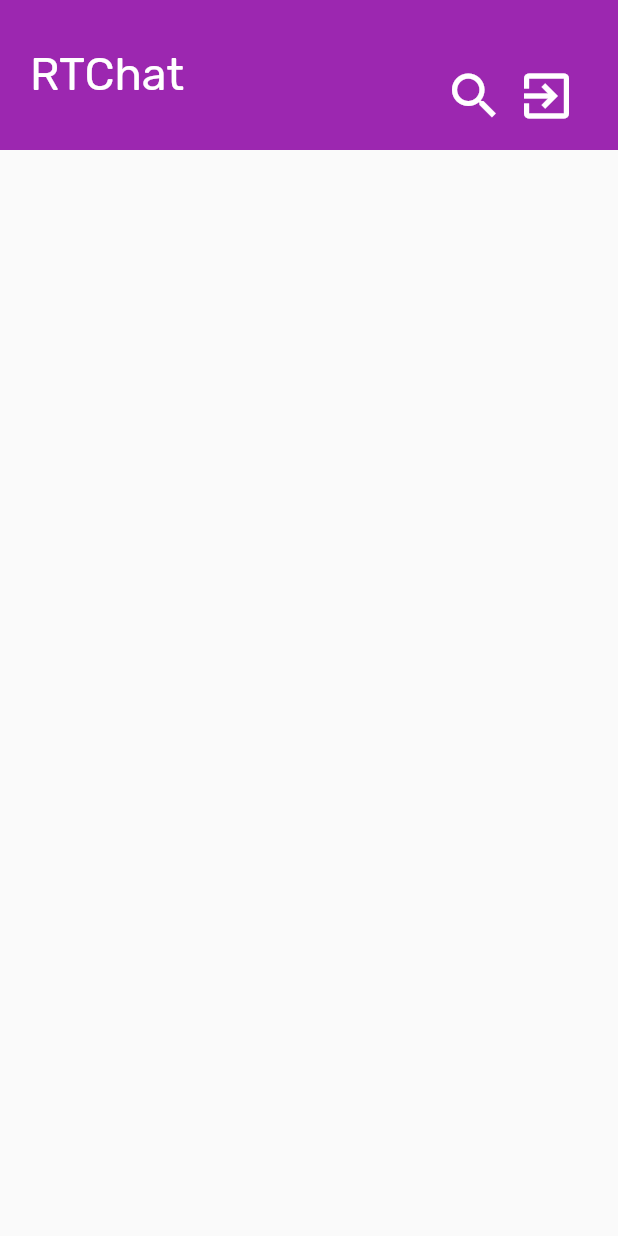
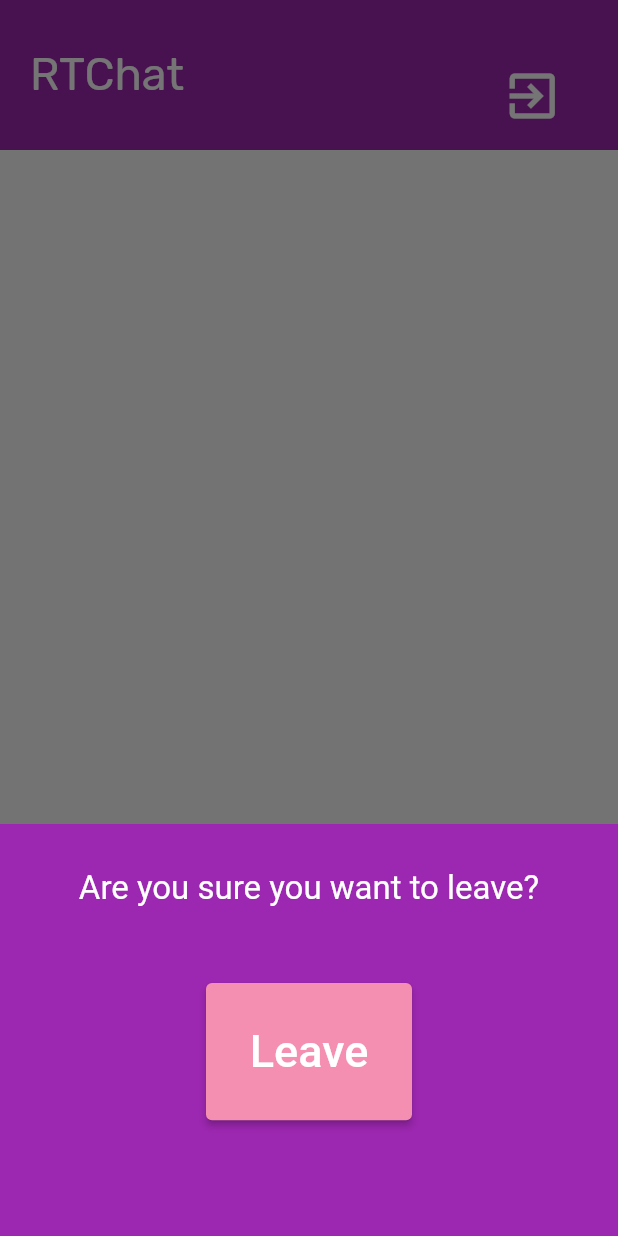
Before and after one commit to RuanEmanuell/rtchat, a Flutter app: the screen it shows once a user with an empty profile is signed in, after a tap on the "exit to app" icon, on a phone screen of 412 x 824 dp. Run offline on Flutter 3.47's test engine with Material 2 defaults, Android fonts, the phone set to English and light mode, and no system bars; our stand-ins replace cloud_firestore, firebase_auth, firebase_core, google_fonts; missing offline and left inert: cloud_firestore_web, firebase_core_web; accounts and stored records are empty.

Commit message:
chat screen complete

```diff
--- a/lib/main.dart
+++ b/lib/main.dart
@@ -7,7 +7,6 @@ import "screens/login.dart";
 import "screens/auth.dart";
 import "screens/forgot.dart";
 import "screens/chat.dart";
-
 
 Future<void> main() async {
   WidgetsFlutterBinding.ensureInitialized();
@@ -28,7 +27,6 @@ Future<void> main() async {
 
 
 }
-
 
 class MainScreen extends StatelessWidget{
   @override
--- a/lib/screens/chat.dart
+++ b/lib/screens/chat.dart
@@ -9,9 +9,19 @@ class ChatScreen extends StatefulWidget{
   @override
   _ChatScreen createState()=> _ChatScreen();
 
+
+
 }
 
 class _ChatScreen extends State<ChatScreen>{
+
+  final CollectionReference messages=FirebaseFirestore.instance.collection("messages");
+  final Stream<QuerySnapshot>_usersStream=FirebaseFirestore.instance.collection("messages").snapshots();
+
+  var message="a";
+
+ TextEditingController controller=TextEditingController();
+  TextEditingController controller2=TextEditingController();
 
  final user=FirebaseAuth.instance.currentUser!;
 
@@ -41,42 +51,121 @@ class _ChatScreen extends State<ChatScreen>{
               ),
               Expanded(
                 child: Container(
-                  margin:EdgeInsets.only(left: screenWidth/5, top:20),
-                  child: Row(
+                  margin:EdgeInsets.only(left: screenWidth/4.5, top:20),
+                  child: IconButton(
+                        onPressed:(){
+                          showModalBottomSheet(
+                            context:context,
+                            builder:(context){
+                              return Container(
+                                height:screenHeight/3,
+                                color:Colors.purple,
+                                child:Center(
+                                  child:Column(
                                     children: [
-                      IconButton(
-                        onPressed:(){
-
-                        },
-                        icon:Icon(Icons.search, size:40, color:Colors.white)
+                                      Container(
+                                        margin:EdgeInsets.all(30),
+                                        child: Text("Are you sure you want to leave?", style:TextStyle(
+                                          fontSize:22,
+                                          color:Colors.white
+                                        )),
                                       ),
-                      IconButton(
+                                      Container(
+                                        margin:EdgeInsets.only(top: 20),
+                                        width:screenWidth/3,
+                                        height:screenHeight/9,
+                                        child: ElevatedButton(
+                                          style:TextButton.styleFrom(
+                                            backgroundColor:Colors.pink.shade200
+                                          ),
                                           onPressed:(){
                                             FirebaseAuth.instance.signOut();
+                                            Navigator.pop(context);
+                                          },
+                                          child:Text("Leave", style:TextStyle(
+                                            fontSize:30
+                                          ))
+                                        ),
+                                      ),
+                                    ],
+                                  )
+                                )
+                              );
+                            }
+                          );
                         },
                         icon:Icon(Icons.exit_to_app, size:40, color:Colors.white)
+                      ),
+                      )
                     )
                     ],
                   ),
                 ),
-              )
+
+
+      ),
+      body: StreamBuilder<QuerySnapshot>(
+        stream:_usersStream,
+        builder:(context, snapshot) {
+          return ListView(
+            children:snapshot.data!.docs.map((DocumentSnapshot document){
+            Map<String, dynamic> data = document.data()! as Map<String, dynamic>;
+            return Container(
+              child:Column(
+                children:[
+                  Container(
+                    margin:EdgeInsets.all(20),
+                    width:screenWidth-20,
+                    height:90,
+                    decoration:BoxDecoration(
+                      color:Colors.pink.shade100,
+                      borderRadius:BorderRadius.circular(20)
+                    ),
+                    child: Container(
+                      margin:EdgeInsets.all(10),
+                      child: Column(
+                        crossAxisAlignment: CrossAxisAlignment.start,
+                        children: [
+                          Text(data["user"]),
+                          Text(data["message"], style:TextStyle(
+                            fontSize:20,
+                          )),
                         ],
                       )
                       )
                   ),
-      body: ListView(
-        children:[
-          Column(
-          crossAxisAlignment: CrossAxisAlignment.start,
+                ]
+              )
+            );
+            }
+            ).toList()
+          );
+        }
+      ),
+      bottomNavigationBar:Stack(
         children: [
-            for(var i=0; i<10; i++)
           Container(
           margin:EdgeInsets.all(20),
-              child: Text(user.email!, style:TextStyle(
-                fontSize:20
-              ))
+          child:TextField(
+            controller:controller,
+            decoration:InputDecoration(
+              border:OutlineInputBorder()
             )
-          ],
+          )
+        ),
+        Container(
+          margin:EdgeInsets.only(left: screenWidth/1.25, top:20),
+          child:IconButton(
+                            onPressed:(){
+                              messages.add({
+                                "message":controller.text,
+                                "user":user.email.toString().split("@")[0]
+                              });
+                              controller.text="";
+                            },
+                            icon:Icon(Icons.send, size:35, color:Colors.purple)
+                          )
+
         )
         ]
       ),
--- a/lib/screens/forgot.dart
+++ b/lib/screens/forgot.dart
@@ -42,7 +42,7 @@ class _ForgotPasswordScreen extends State<ForgotPasswordScreen>{
     return Scaffold(
       appBar:AppBar(
         elevation:0,
-        backgroundColor: Color.fromARGB(26, 155, 39, 176),
+        backgroundColor:Color.fromARGB(26, 155, 39, 176),
         leading:IconButton(
           onPressed:(){
             Navigator.pop(context);
@@ -54,7 +54,7 @@ class _ForgotPasswordScreen extends State<ForgotPasswordScreen>{
         child: Container(
           width:screenWidth,
           height:screenHeight,
-          color:Color.fromARGB(26, 155, 39, 176),
+        color:Color.fromARGB(26, 155, 39, 176),
           child:Column(
             mainAxisAlignment: MainAxisAlignment.center,
             children:[
```
Lines whose indentation alone changed are shown as unchanged.
